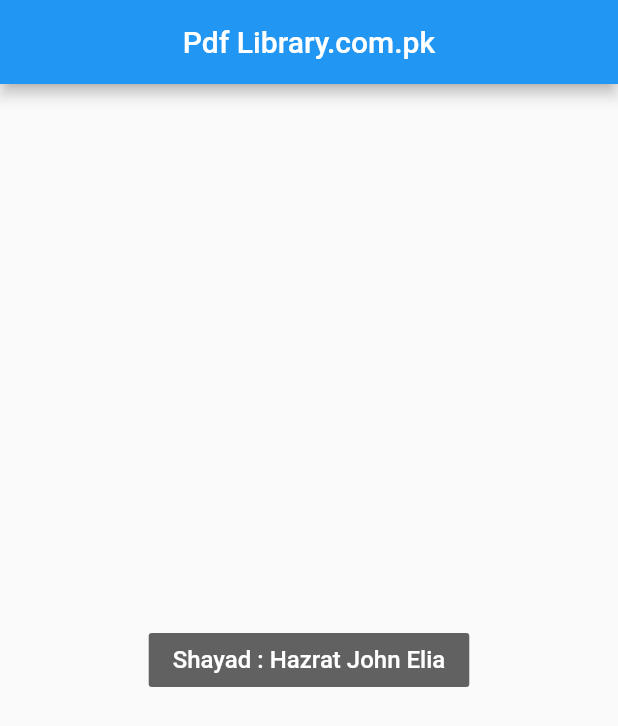
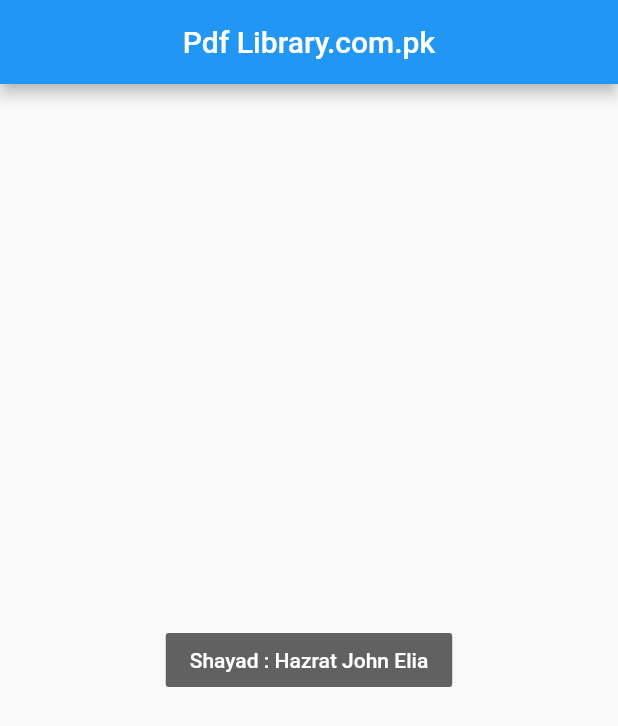
Before and after one commit to ahmerrkhan/pdfviewer, a Flutter app: the screen it shows after launch, on a phone screen of 412 x 824 dp. Shown: the top 726 px of the screen. Run offline on Flutter 3.47's test engine with Material 2 defaults, Android fonts, the phone set to English and light mode, and no system bars; missing offline and left inert: flutter_plugin_pdf_viewer.

Commit message:
Update main.dart

```diff
--- a/pdfviewer/lib/main.dart
+++ b/pdfviewer/lib/main.dart
@@ -35,7 +35,7 @@ class _landingPageState extends State<landingPage> {
       ),
       body: Center(
         child: FlatButton(
-          child: Text('Shayad : Hazrat John Elia',style: TextStyle(color: Colors.white,fontSize: 16.0),),
+          child: Text('Shayad : Hazrat John Elia',style: TextStyle(color: Colors.white,fontSize: 14.0),),
           color: Colors.grey[700],
           onPressed: (){
             Navigator.push(
```
